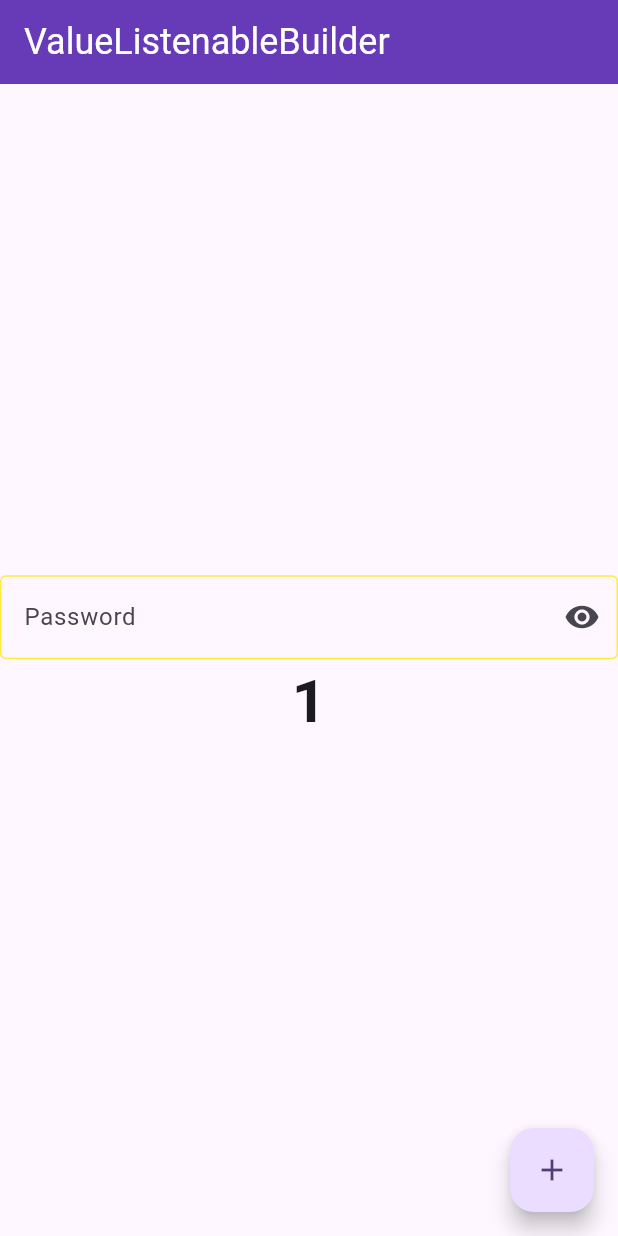
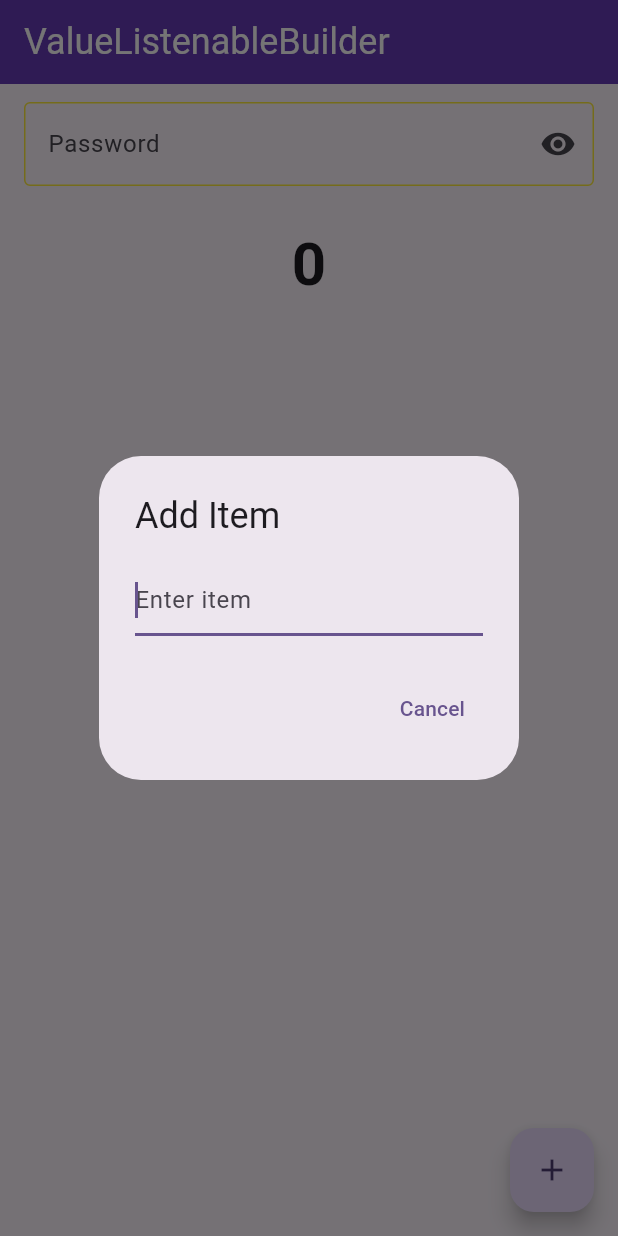
Before and after one commit to The-IK11/Lactose-App---Provider, a Flutter app: the screen it shows after launch, after a tap on the "add" icon, on a phone screen of 412 x 824 dp. Run offline on Flutter 3.47's test engine with Material 3 defaults, Android fonts, the phone set to English and light mode, and no system bars; our stand-ins replace flutter_screenutil, google_fonts.

Commit message:
Refactor ValulistenableScreen to use StatefulWidget; implement ValueNotifiers for counter, password visibility, and item list management.

```diff
--- a/lib/presentation/valulistenable_screen.dart
+++ b/lib/presentation/valulistenable_screen.dart
@@ -1,66 +1,135 @@
 import 'package:flutter/material.dart';
 import 'package:google_fonts/google_fonts.dart';
 
-class ValulistenableScreen extends StatelessWidget {
- ValulistenableScreen({super.key});
+class ValulistenableScreen extends StatefulWidget {
+  const ValulistenableScreen({super.key});
 
+  @override
+  State<ValulistenableScreen> createState() => _ValulistenableScreenState();
+}
 
- ValueNotifier<int>counter=ValueNotifier<int>(0);
- ValueNotifier<bool>isObsecure=ValueNotifier<bool>(false);
- FocusNode focusNode=FocusNode();
+class _ValulistenableScreenState extends State<ValulistenableScreen> {
+  final ValueNotifier<int> counter = ValueNotifier<int>(0);
+  final ValueNotifier<bool> isObsecure = ValueNotifier<bool>(false);
+  final ValueNotifier<List<String>> itemList = ValueNotifier<List<String>>([]);
+  final FocusNode focusNode = FocusNode();
 
-void closeFocus(){
-  if(focusNode.hasFocus){
-    focusNode.unfocus();
+  @override
+  void dispose() {
+    counter.dispose();
+    isObsecure.dispose();
+    itemList.dispose();
+    focusNode.dispose();
+    super.dispose();
   }
+
+  void closeFocus() {
+    if (focusNode.hasFocus) focusNode.unfocus();
   }
+
   @override
   Widget build(BuildContext context) {
     return GestureDetector(
       onTap: closeFocus,
       child: Scaffold(
-         floatingActionButton: FloatingActionButton(onPressed:(){counter.value++;}, child: Icon(Icons.add),),
+        floatingActionButton: FloatingActionButton(
+          onPressed: () {
+            showDialogBox(context);
+          },
+          child: const Icon(Icons.add),
+        ),
         appBar: AppBar(
           backgroundColor: Colors.deepPurple,
-          title:  Text('ValueListenableBuilder',style:GoogleFonts.pottaOne(color: Colors.white, fontSize: 24) ,),
-
+          title: Text(
+            'ValueListenableBuilder',
+            style: GoogleFonts.pottaOne(color: Colors.white, fontSize: 24),
+          ),
         ),
         body: Column(
           mainAxisAlignment: MainAxisAlignment.center,
           children: [
-        //Obsecure text
-
-    ValueListenableBuilder(valueListenable:isObsecure , builder: (context, value,child){
-      return   TextFormField(
+            // Obscure test
+            Padding(
+              padding: const EdgeInsets.symmetric(horizontal: 16.0, vertical: 12),
+              child: ValueListenableBuilder<bool>(
+                valueListenable: isObsecure,
+                builder: (context, value, child) {
+                  return TextFormField(
                     focusNode: focusNode,
-      obscureText: isObsecure.value,
-
+                    obscureText: value,
                     obscuringCharacter: '*',
                     decoration: InputDecoration(
-        suffixIcon: IconButton(onPressed: (){isObsecure.value = !isObsecure.value;}, icon: isObsecure.value? const Icon(Icons.visibility_off): const Icon(Icons.visibility)),
+                      suffixIcon: IconButton(
+                        onPressed: () => isObsecure.value = !isObsecure.value,
+                        icon: value ? const Icon(Icons.visibility_off) : const Icon(Icons.visibility),
+                      ),
                       labelText: 'Password',
-        border: OutlineInputBorder(
-          borderSide: BorderSide(color: Colors.deepPurple, width: 2.0)
-
+                      border: const OutlineInputBorder(),
+                    ),
+                  );
+                },
               ),
             ),
-        );
-    }),
 
+            const SizedBox(height: 12),
 
-
-      ///Counter test
+            // Counter test
             Center(
-              child: ValueListenableBuilder(valueListenable: counter, builder: (context,value,child){
+              child: ValueListenableBuilder<int>(
+                valueListenable: counter,
+                builder: (context, value, child) {
                   return Text(
                     value.toString(),
                     style: const TextStyle(fontSize: 40, fontWeight: FontWeight.bold),
                   );
-              })
+                },
               ),
+            ),
+
+            const SizedBox(height: 12),
+
+            // List Test
+            Expanded(
+              child: ValueListenableBuilder<List<String>>(
+                valueListenable: itemList,
+                builder: (context, value, child) {
+                  return ListView.builder(
+                    itemCount: value.length,
+                    itemBuilder: (context, index) {
+                      return ListTile(
+                        title: Text(value[index]),
+                      );
+                    },
+                  );
+                },
+              ),
+            )
           ],
         ),
       ),
     );
   }
+
+  void showDialogBox(BuildContext context) {
+    showDialog(
+      context: context,
+      builder: (ctx) {
+        return AlertDialog(
+          title: const Text('Add Item'),
+          content: TextField(
+            autofocus: true,
+            onSubmitted: (value) {
+              // assign a new list so ValueNotifier notifies listeners
+              itemList.value = List.from(itemList.value)..add(value);
+              Navigator.pop(ctx);
+            },
+            decoration: const InputDecoration(hintText: 'Enter item'),
+          ),
+          actions: [
+            TextButton(onPressed: () => Navigator.pop(ctx), child: const Text('Cancel')),
+          ],
+        );
+      },
+    );
   }
+}
```
Lines whose indentation alone changed are shown as unchanged.
